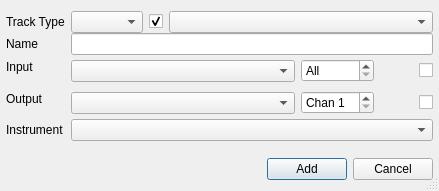
Qt form oom/widgets/createtrackbase.ui (ccherrett/oom) before a commit.
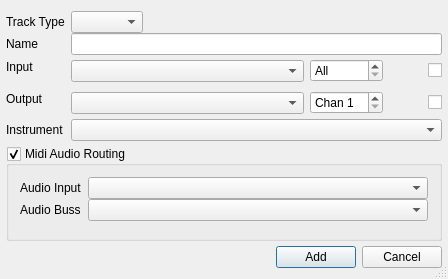
The same form after that commit.

Commit message: New Add Track: Updated MIDI track to have selectable buss port

```diff
--- a/oom/widgets/createtrackbase.ui
+++ b/oom/widgets/createtrackbase.ui
@@ -9,8 +9,8 @@
    <rect>
     <x>0</x>
     <y>0</y>
-    <width>439</width>
-    <height>191</height>
+    <width>448</width>
+    <height>279</height>
    </rect>
   </property>
   <property name="windowTitle">
@@ -26,6 +26,9 @@
    <property name="spacing">
     <number>5</number>
    </property>
+   <property name="sizeConstraint">
+    <enum>QLayout::SetMinAndMaxSize</enum>
+   </property>
    <property name="leftMargin">
     <number>6</number>
    </property>
@@ -61,30 +64,6 @@
        <item>
         <widget class="QComboBox" name="cmbType"/>
        </item>
-       <item>
-        <widget class="QCheckBox" name="chkMonitor">
-         <property name="toolTip">
-          <string>Add Audio Input  tracks and Busses for monitoring output from LinuxSampler
-This is required for tracks connected to LinuxSampler , if not previously configured.</string>
-         </property>
-         <property name="text">
-          <string/>
-         </property>
-         <property name="checked">
-          <bool>true</bool>
-         </property>
-        </widget>
-       </item>
-       <item>
-        <widget class="QComboBox" name="cmbMonitor">
-         <property name="sizePolicy">
-          <sizepolicy hsizetype="Expanding" vsizetype="Fixed">
-           <horstretch>0</horstretch>
-           <verstretch>0</verstretch>
-          </sizepolicy>
-         </property>
-        </widget>
-       </item>
       </layout>
      </item>
      <item row="1" column="0">
@@ -302,6 +281,62 @@
      </item>
     </layout>
    </item>
+   <item>
+    <widget class="QGroupBox" name="midiBox">
+     <property name="toolTip">
+      <string>Add Audio Input  tracks and Busses for monitoring output from LinuxSampler
+This is required for tracks connected to LinuxSampler , if not previously configured.</string>
+     </property>
+     <property name="title">
+      <string>Midi Audio Routing</string>
+     </property>
+     <property name="checkable">
+      <bool>true</bool>
+     </property>
+     <layout class="QFormLayout" name="formLayout_2">
+      <property name="verticalSpacing">
+       <number>0</number>
+      </property>
+      <item row="0" column="0">
+       <widget class="QLabel" name="label_2">
+        <property name="text">
+         <string>Audio Input</string>
+        </property>
+       </widget>
+      </item>
+      <item row="0" column="1">
+       <widget class="QComboBox" name="cmbMonitor">
+        <property name="sizePolicy">
+         <sizepolicy hsizetype="Expanding" vsizetype="Fixed">
+          <horstretch>0</horstretch>
+          <verstretch>0</verstretch>
+         </sizepolicy>
+        </property>
+       </widget>
+      </item>
+      <item row="1" column="0">
+       <widget class="QLabel" name="label_3">
+        <property name="text">
+         <string>Audio Buss</string>
+        </property>
+       </widget>
+      </item>
+      <item row="1" column="1">
+       <widget class="QComboBox" name="cmbBuss">
+        <property name="sizePolicy">
+         <sizepolicy hsizetype="Expanding" vsizetype="Fixed">
+          <horstretch>0</horstretch>
+          <verstretch>0</verstretch>
+         </sizepolicy>
+        </property>
+        <property name="insertPolicy">
+         <enum>QComboBox::InsertAlphabetically</enum>
+        </property>
+       </widget>
+      </item>
+     </layout>
+    </widget>
+   </item>
    <item>
     <layout class="QHBoxLayout" name="buttonLayout">
      <item>
```
The commit also changes 3 other files.
